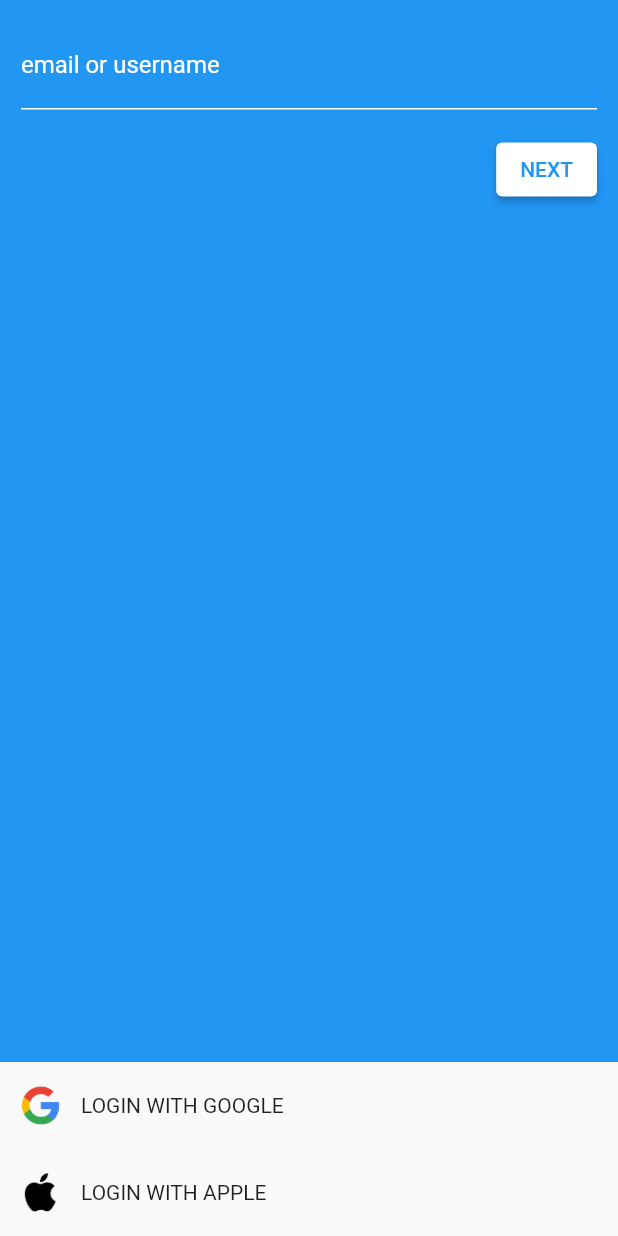
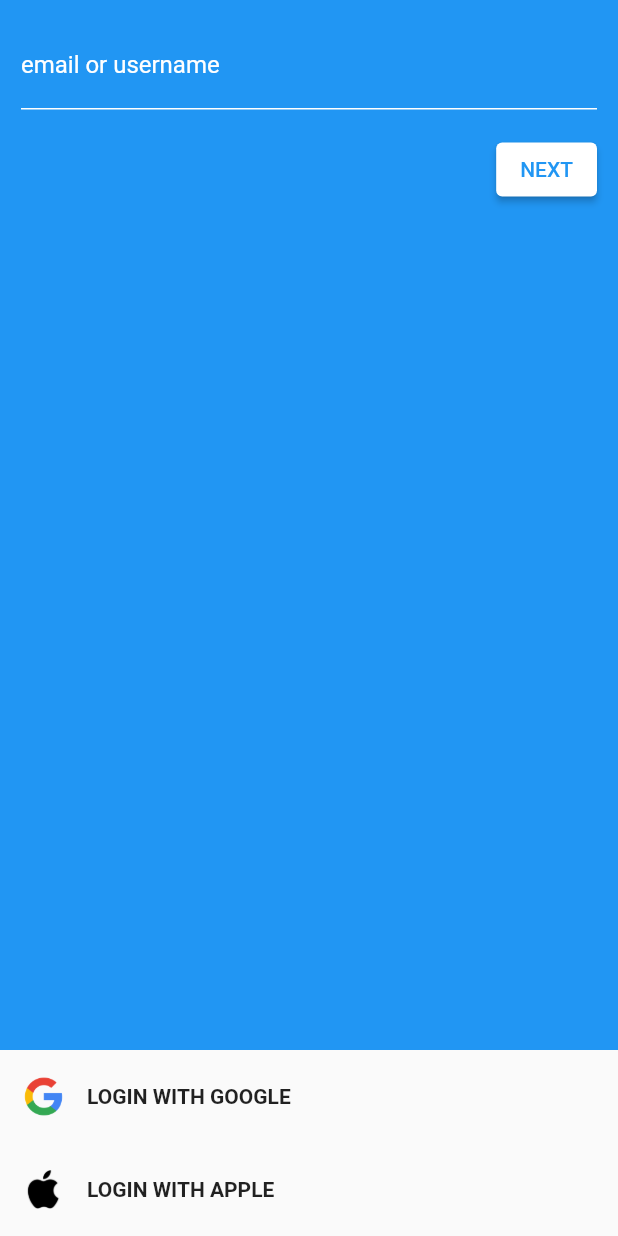
Before and after one commit to sk8mate/sk8, a Flutter app: the screen it shows after launch, on a phone screen of 412 x 824 dp. Run offline on Flutter 3.47's test engine with Material 2 defaults, Android fonts, the phone set to English and light mode, and no system bars; our stand-ins replace beamer.

Commit message:
change font and padding

```diff
--- a/frontside/lib/views/login/login.dart
+++ b/frontside/lib/views/login/login.dart
@@ -95,13 +95,13 @@ class _LoginWithButton extends StatelessWidget {
       onTap: () => {},
       child: Container(
           child: Padding(
-        padding: const EdgeInsets.symmetric(vertical: 16),
+        padding: const EdgeInsets.symmetric(vertical: 18),
         child: Row(children: [
           Padding(
-            padding: const EdgeInsets.symmetric(horizontal: 14),
+            padding: const EdgeInsets.symmetric(horizontal: 16),
             child: SizedBox(width: 26, child: icon),
           ),
-          Text(title)
+          Text(title, style: TextStyle(fontWeight: FontWeight.bold))
         ]),
       )),
     );
```
